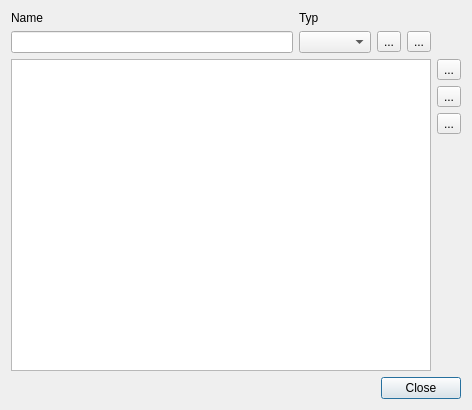
First picture: the form in ui/qmcertificatedialog.ui, repository Christian-Kr/QualificationMatrix, before the edit.
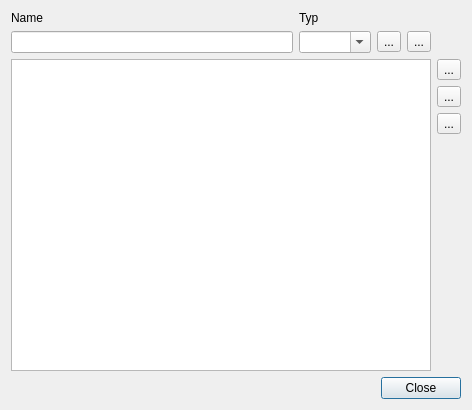
Second picture: the form after the edit. Icons and pictures are not drawn.

Commit message: Make type combobox editable

Patch:
```diff
--- a/ui/qmcertificatedialog.ui
+++ b/ui/qmcertificatedialog.ui
@@ -32,6 +32,9 @@
      </item>
      <item row="1" column="1">
       <widget class="QComboBox" name="cbType">
+       <property name="editable">
+        <bool>true</bool>
+       </property>
        <property name="insertPolicy">
         <enum>QComboBox::NoInsert</enum>
        </property>
```
The commit also changes 2 other files.
